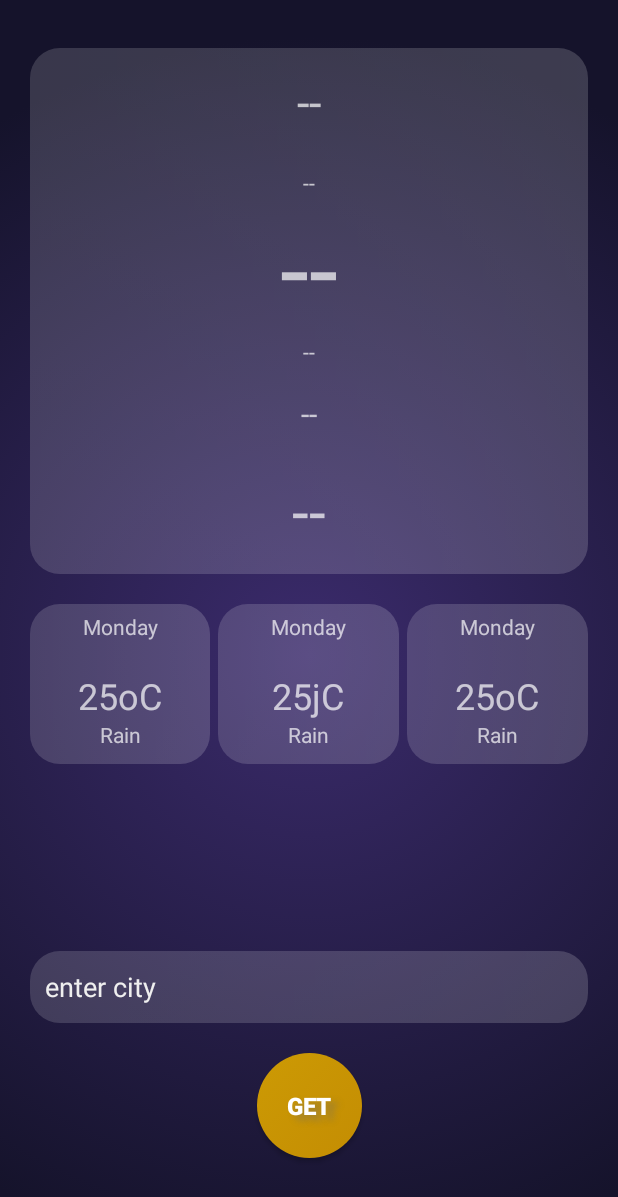
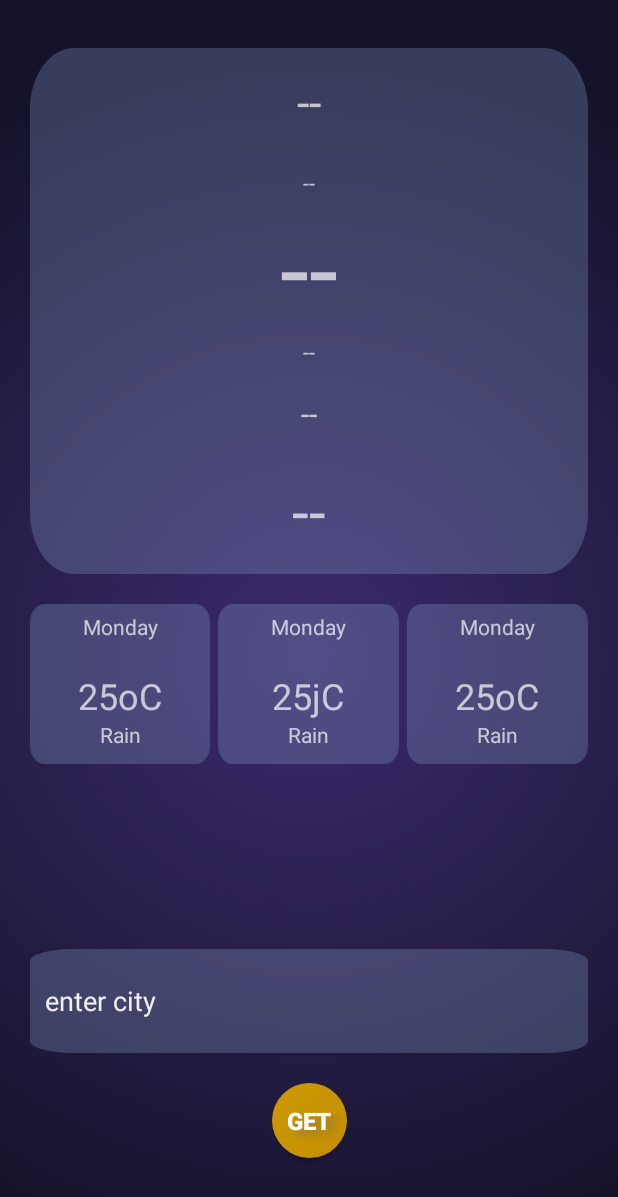
Before and after one commit to levice1/WeatherApp, an Android app: the layout activity_main.xml on its own in the app's theme, with its tools: preview values and no code run, on a phone screen of 412 x 824 dp. Shown: the top 1197 px of the screen. Run offline under Robolectric (Android 15) with nearby library versions, the phone set to English and light mode, and no system bars.

Commit message:
Редизайн

```diff
--- a/app/src/main/res/drawable/data_background.xml
+++ b/app/src/main/res/drawable/data_background.xml
@@ -1,19 +1,23 @@
-<?xml version="1.0" encoding="utf-8"?>
-<selector xmlns:android="http://schemas.android.com/apk/res/android">
-    <item>
-    <shape
-        xmlns:android="http://schemas.android.com/apk/res/android"
-        android:shape="rectangle">
-<corners android:radius="20sp"></corners>
+<vector
+    xmlns:android="http://schemas.android.com/apk/res/android"
+    xmlns:aapt="http://schemas.android.com/aapt"
+    android:width="101dp"
+    android:height="69dp"
+    android:viewportWidth="101"
+    android:viewportHeight="69"
+    >
 
-        <gradient
-            android:type="linear"
-            android:startColor="#27FFFFFF"
-            android:endColor="#2CFFFFFF"
-            android:angle="0"
+    <group>
+
+        <clip-path
+            android:pathData="M8 0H93C97.4183 0 101 3.58172 101 8V61C101 65.4183 97.4183 69 93 69H8C3.58172 69 0 65.4183 0 61V8C0 3.58172 3.58172 0 8 0Z"
             />
 
+        <path
+            android:pathData="M0 0V69H101V0"
+            android:fillColor="#4D879EC6"
+            />
 
-    </shape>
-    </item>
-</selector>
+    </group>
+
+</vector>
--- a/app/src/main/res/layout/activity_main.xml
+++ b/app/src/main/res/layout/activity_main.xml
@@ -234,8 +234,8 @@
 
     <Button
         android:id="@+id/btnFindCity"
-        android:layout_width="70dp"
-        android:layout_height="70dp"
+        android:layout_width="50dp"
+        android:layout_height="50dp"
         android:layout_marginStart="20dp"
         android:layout_marginEnd="20dp"
         android:layout_marginBottom="52dp"
```
Also changed, not shown: app/src/main/res/values/strings.xml (+25 -0 lines).
